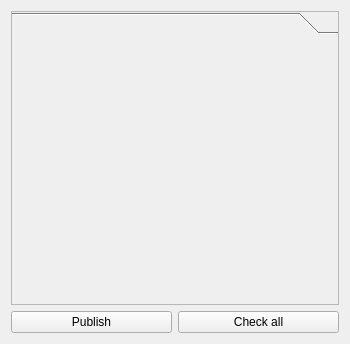
Above: maya/python/tlc/common/checkers/masterofcheckers.ui from jtaibo/TallerCreacionTools before the change. Below: the same form after it.
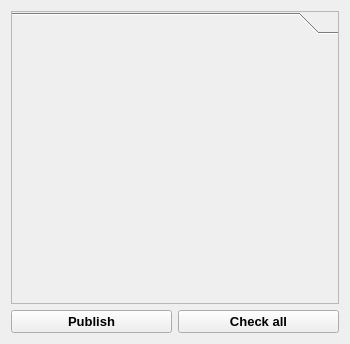
That is the form after the change.

The edit to the form file:
```diff
--- a/maya/python/tlc/common/checkers/masterofcheckers.ui
+++ b/maya/python/tlc/common/checkers/masterofcheckers.ui
@@ -71,7 +71,7 @@
           <x>0</x>
           <y>0</y>
           <width>328</width>
-          <height>266</height>
+          <height>264</height>
          </rect>
         </property>
         <property name="sizePolicy">
@@ -99,6 +99,12 @@
     <layout class="QHBoxLayout" name="horizontalLayout_00">
      <item>
       <widget class="QPushButton" name="publish_button">
+       <property name="font">
+        <font>
+         <pointsize>10</pointsize>
+         <bold>true</bold>
+        </font>
+       </property>
        <property name="text">
         <string>Publish</string>
        </property>
@@ -106,6 +112,12 @@
      </item>
      <item>
       <widget class="QPushButton" name="check_button">
+       <property name="font">
+        <font>
+         <pointsize>10</pointsize>
+         <bold>true</bold>
+        </font>
+       </property>
        <property name="text">
         <string>Check all</string>
        </property>
```
